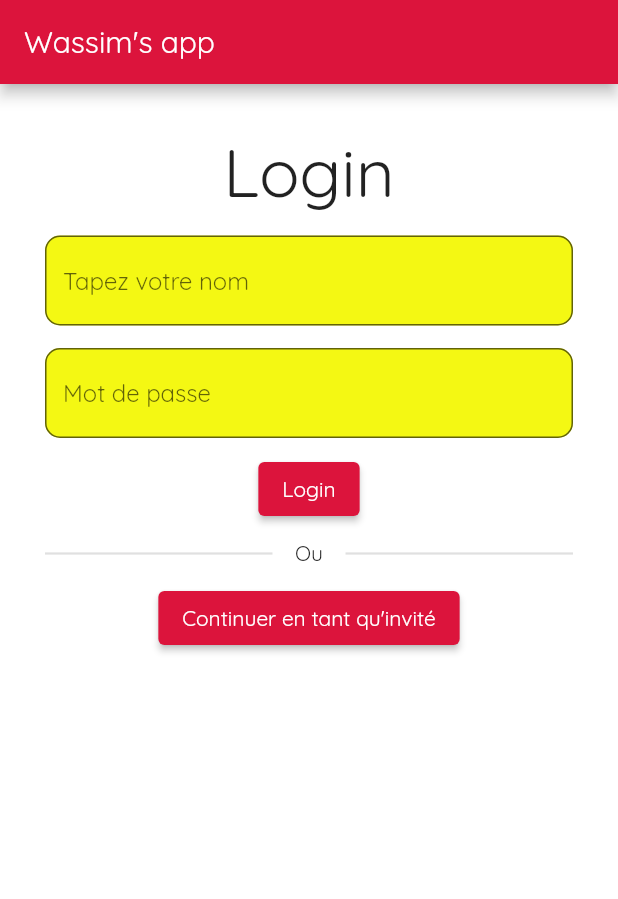
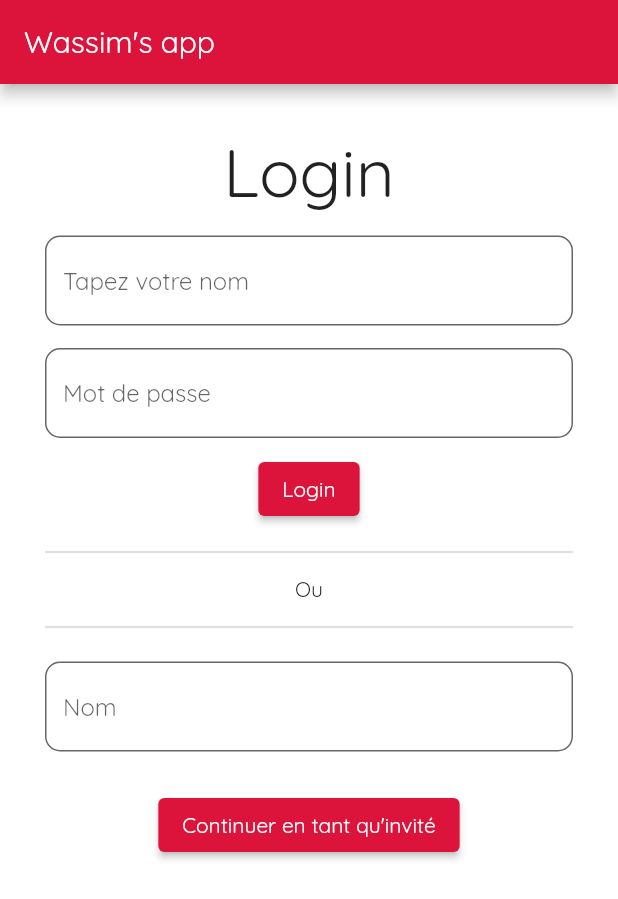
Before and after one commit to wassimouricha/flutter_application_2, a Flutter app: the screen it shows after launch, on a phone screen of 412 x 824 dp. Shown: the top 899 px of the screen. Run offline on Flutter 3.47's test engine with Material 2 defaults, Android fonts, the phone set to English and light mode, and no system bars.

Commit message:
new log input

```diff
--- a/lib/main.dart
+++ b/lib/main.dart
@@ -51,12 +51,20 @@ class Wassimus extends StatelessWidget {
                 ),
               ), // elevatedbutton un simple bouton
               // Spacer(), //le spacer va creer un espace entre les deux boutons
-              Row(children: [
-                 Expanded(child: Divider(thickness: 1.5,)) , //divider est le trait permettant de diviser et de faire un espace entre mes deux bouttons
-                 Padding(padding: EdgeInsets.symmetric(horizontal: 15),
+              Column(children: [
+                 Divider(thickness: 1.5) , //divider est le trait permettant de diviser et de faire un espace entre mes deux bouttons
+                 Padding(padding: EdgeInsets.all(8),
                  child: Text("Ou"),),
-                  Expanded(child: Divider(thickness: 1.5,))
+                  Divider(thickness: 1.5,)
               ],),
+              Padding(
+                padding: EdgeInsets.symmetric(vertical: 15),
+                child: TextField(
+                  decoration: InputDecoration(
+                      hintText:
+                          "Nom"), //textfield est un champ de texte
+                ),
+              ),
 
               Padding(
                   padding: EdgeInsets.all(10),
--- a/lib/themes.dart
+++ b/lib/themes.dart
@@ -12,7 +12,7 @@ class Themes {
         border: OutlineInputBorder(
             borderRadius: BorderRadius.all(Radius.circular(10))),
         filled: true,
-        fillColor: Color.fromARGB(255, 244, 248, 19)),
+        fillColor: Color.fromARGB(255, 255, 255, 255)),
     elevatedButtonTheme: ElevatedButtonThemeData(
         style: ElevatedButton.styleFrom(primary: Color(0xFFDC143C))),
     scaffoldBackgroundColor: Color.fromARGB(255, 255, 255,
```
